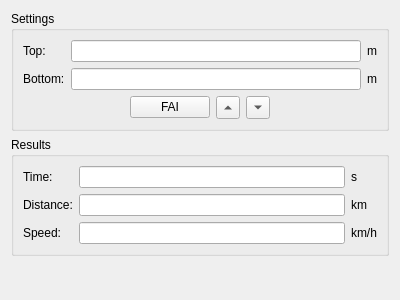
Qt form src/wingsuitview.ui (flysight/flysight-viewer-qt) before a commit.
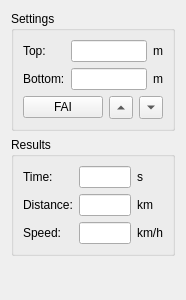
The same form after that commit.

Commit message: Make Wingsuit View width minimal

```diff
--- a/src/wingsuitview.ui
+++ b/src/wingsuitview.ui
@@ -6,10 +6,16 @@
    <rect>
     <x>0</x>
     <y>0</y>
-    <width>400</width>
+    <width>185</width>
     <height>300</height>
    </rect>
   </property>
+  <property name="maximumSize">
+   <size>
+    <width>185</width>
+    <height>16777215</height>
+   </size>
+  </property>
   <property name="windowTitle">
    <string>Form</string>
   </property>
```
